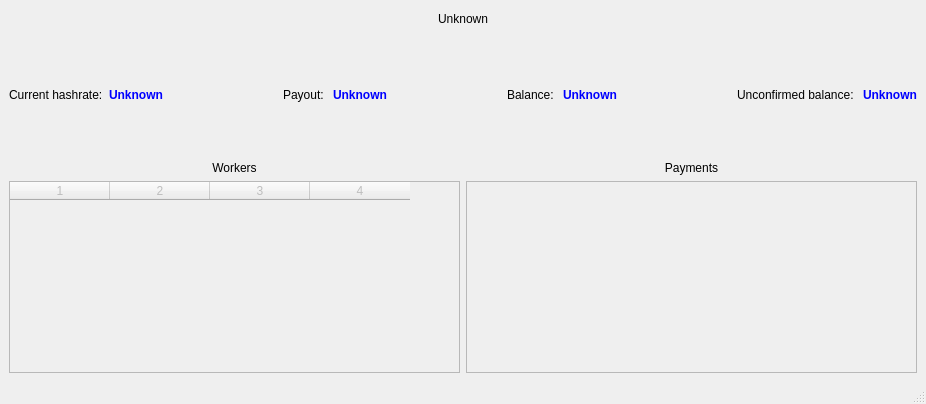
Above: displaydata.ui from Christophedlr/PoolsAccountInformations before the change. Below: the same form after it.
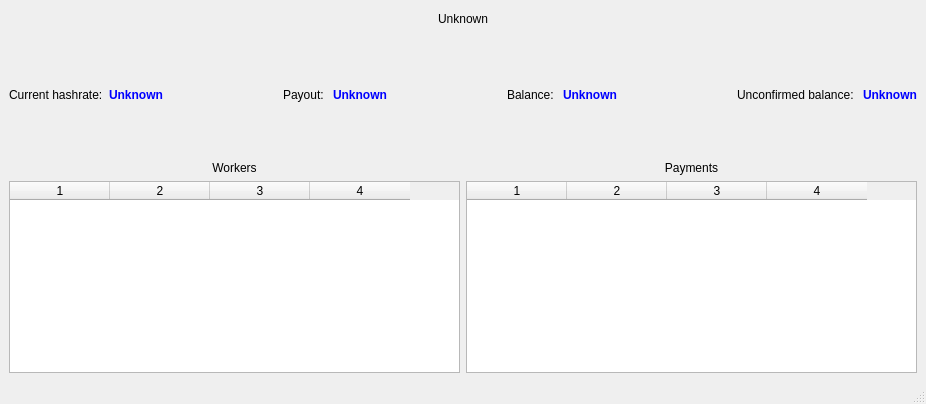
That is the form after the change.

Commit message:
Pool Account Data
- Add payments list

```diff
--- a/displaydata.ui
+++ b/displaydata.ui
@@ -238,7 +238,10 @@
         <item>
          <widget class="QTableWidget" name="tbl_worker">
           <property name="enabled">
-           <bool>false</bool>
+           <bool>true</bool>
+          </property>
+          <property name="editTriggers">
+           <set>QAbstractItemView::AnyKeyPressed</set>
           </property>
           <property name="columnCount">
            <number>4</number>
@@ -264,10 +267,23 @@
          </widget>
         </item>
         <item>
-         <widget class="QColumnView" name="cview_payments">
+         <widget class="QTableWidget" name="tbl_payments">
           <property name="enabled">
-           <bool>false</bool>
+           <bool>true</bool>
           </property>
+          <property name="editTriggers">
+           <set>QAbstractItemView::AnyKeyPressed|QAbstractItemView::EditKeyPressed</set>
+          </property>
+          <property name="selectionMode">
+           <enum>QAbstractItemView::ExtendedSelection</enum>
+          </property>
+          <property name="columnCount">
+           <number>4</number>
+          </property>
+          <column/>
+          <column/>
+          <column/>
+          <column/>
          </widget>
         </item>
        </layout>
```
The commit also changes 1 other file.
